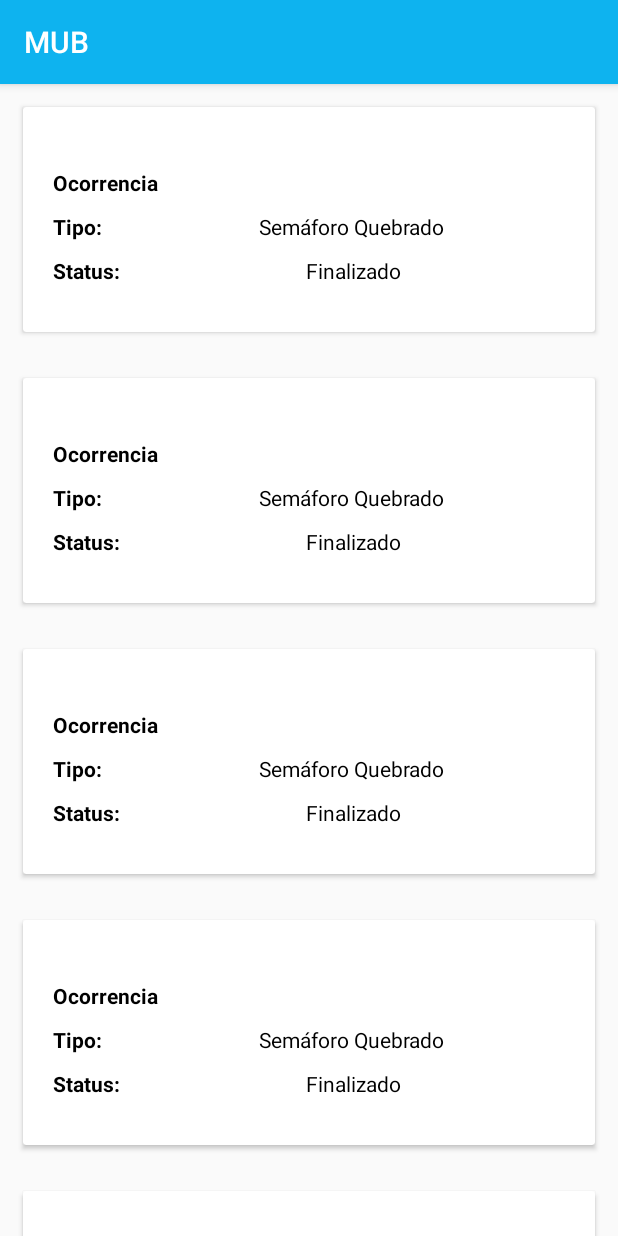
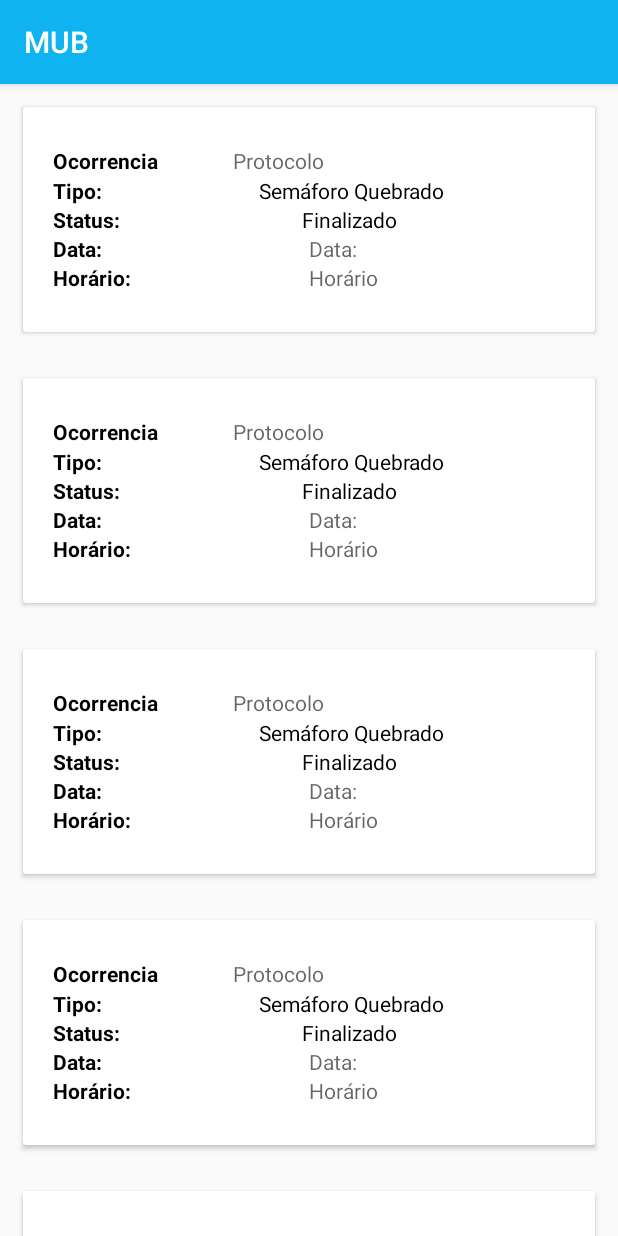
Before and after one commit to CassianoPersil/MUB3, an Android app: the ListrarOcorrencias screen opened directly, with no data from a screen before it, on a phone screen of 412 x 824 dp. Run offline under Robolectric (Android 15) with nearby library versions, the phone set to English and light mode, and no system bars.

Commit message:
"Correções dos cards"

```diff
--- a/app/src/main/java/com/projetos/mub/RecycleViewAdapter.java
+++ b/app/src/main/java/com/projetos/mub/RecycleViewAdapter.java
@@ -39,7 +39,7 @@ public class RecycleViewAdapter extends RecyclerView.Adapter<RecycleViewAdapter.
         holder.Cards.setOnClickListener(new View.OnClickListener() {
             @Override
             public void onClick(View v) {
-                Intent intent = new Intent(context, InserirOcorrencia.class);
+                Intent intent = new Intent(context, Ocorrencias.class);
                 context.startActivity(intent);
             }
         });
@@ -58,6 +58,11 @@ public class RecycleViewAdapter extends RecyclerView.Adapter<RecycleViewAdapter.
         TextView Tipo;
         TextView textStatus;
         TextView Status;
+        TextView Protocolo;
+        TextView textData;
+        TextView Data;
+        TextView textHora;
+        TextView Horario;
         CardView Cards;
 
 
@@ -68,7 +73,13 @@ public class RecycleViewAdapter extends RecyclerView.Adapter<RecycleViewAdapter.
             Tipo = (TextView) itemView.findViewById(R.id.Tipo);
             textStatus = (TextView) itemView.findViewById(R.id.textStatus);
             Status = (TextView) itemView.findViewById(R.id.Status);
+            Protocolo = (TextView) itemView.findViewById(R.id.Protocolo);
+            textData = (TextView) itemView.findViewById(R.id.textData);
+            Data = (TextView) itemView.findViewById(R.id.Data);
+            textHora = (TextView) itemView.findViewById(R.id.textHora);
+            Horario = (TextView) itemView.findViewById(R.id.Horario);
             Cards = (CardView) itemView.findViewById(R.id.Card);
+
 
 
 
--- a/app/src/main/res/layout/cards.xml
+++ b/app/src/main/res/layout/cards.xml
@@ -17,16 +17,23 @@
 
         <LinearLayout
             android:layout_width="match_parent"
-            android:layout_height="match_parent">
+            android:layout_height="wrap_content">
 
             <TextView
                 android:id="@+id/textOcorrencia"
-                android:layout_width="wrap_content"
-                android:layout_height="match_parent"
-                android:layout_margin="10dp"
+                android:layout_width="120dp"
+                android:layout_height="20dp"
+                android:layout_marginLeft="10dp"
                 android:text="Ocorrencia "
                 android:textColor="@android:color/background_dark"
                 android:textStyle="bold" />
+
+            <TextView
+                android:id="@+id/Protocolo"
+                android:layout_width="100dp"
+                android:layout_height="20dp"
+                android:layout_weight="1"
+                android:hint="Protocolo" />
 
         </LinearLayout>
 
@@ -59,7 +66,6 @@
         <LinearLayout
             android:layout_width="match_parent"
             android:layout_height="match_parent"
-            android:layout_marginTop="10dp"
             android:orientation="horizontal">
 
             <TextView
@@ -76,11 +82,56 @@
                 android:id="@+id/Status"
                 android:layout_width="wrap_content"
                 android:layout_height="wrap_content"
-                android:layout_marginRight="10dp"
                 android:layout_weight="1"
-                android:paddingLeft="15dp"
                 android:text="Finalizado"
                 android:textColor="@android:color/background_dark" />
+        </LinearLayout>
+
+        <LinearLayout
+            android:layout_width="match_parent"
+            android:layout_height="match_parent"
+            android:orientation="horizontal">
+
+            <TextView
+                android:id="@+id/textData"
+                android:layout_width="match_parent"
+                android:layout_height="wrap_content"
+                android:layout_marginLeft="10dp"
+                android:layout_weight="1"
+                android:text="Data:"
+                android:textColor="@android:color/background_dark"
+                android:textStyle="bold" />
+
+            <TextView
+                android:id="@+id/Data"
+                android:layout_width="match_parent"
+                android:layout_height="wrap_content"
+                android:layout_weight="1"
+                android:hint="@string/Data_Ocorencia" />
+
+        </LinearLayout>
+
+        <LinearLayout
+            android:layout_width="match_parent"
+            android:layout_height="match_parent"
+            android:orientation="horizontal">
+
+            <TextView
+                android:id="@+id/textHora"
+                android:layout_width="match_parent"
+                android:layout_height="wrap_content"
+                android:layout_marginLeft="10dp"
+                android:layout_weight="1"
+                android:text="Horário:"
+                android:textColor="@android:color/background_dark"
+                android:textStyle="bold" />
+
+            <TextView
+                android:id="@+id/Horario"
+                android:layout_width="match_parent"
+                android:layout_height="wrap_content"
+                android:layout_weight="1"
+                android:hint="Horário" />
         </LinearLayout>
 
     </LinearLayout>
```
Also changed, not shown: app/src/main/AndroidManifest.xml (+3 -5 lines), app/src/main/java/com/projetos/mub/Cards.java (+45 -0 lines), app/src/main/java/com/projetos/mub/Ocorrencias.java (added, +13 -0 lines), app/src/main/res/layout/activity_ocorrencias.xml (added, +179 -0 lines).
